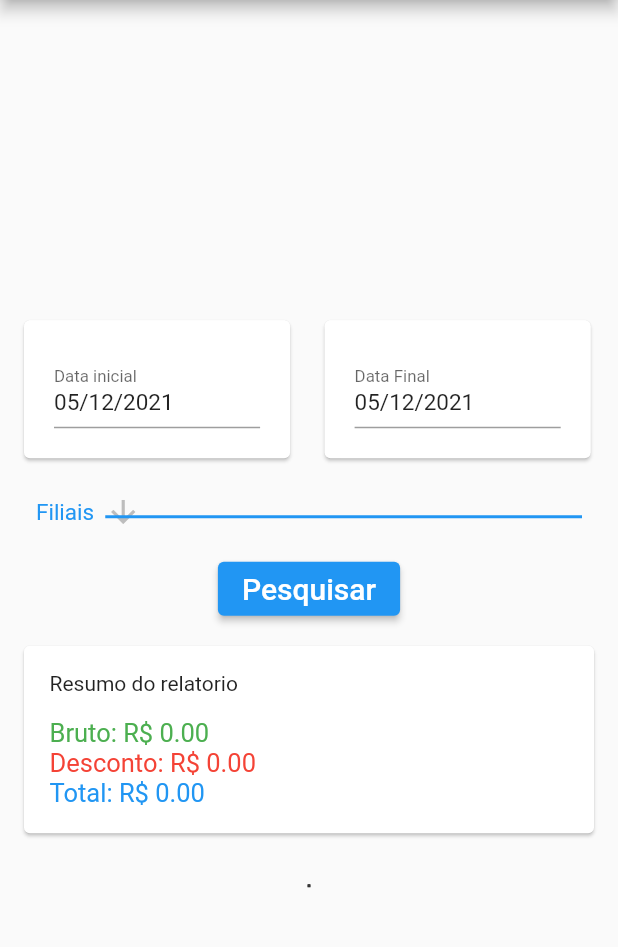
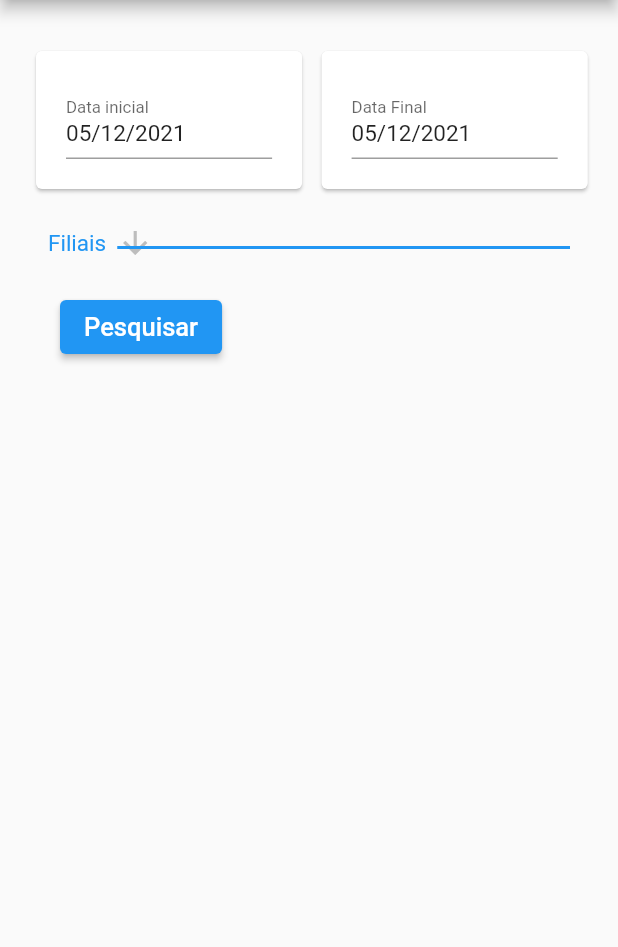
Before and after one commit to franmarchi/pico-flutter, a Flutter app: the Home screen opened directly with empty values, on a phone screen of 412 x 824 dp, the part 84-1031 px from its top. Run offline on Flutter 3.47's test engine with Material 2 defaults, Android fonts, the phone set to English and light mode, and no system bars; our stand-ins replace device_preview, mask_text_input_formatter; network calls fail.

Commit message:
deixando responsivo

```diff
--- a/lib/main.dart
+++ b/lib/main.dart
@@ -7,5 +7,6 @@ import 'package:pico/telas/telasLogin/telaVerificarEmail.dart';
 void main() {
   runApp(MaterialApp(
     home: TelaVerificarEmail(),
+    debugShowCheckedModeBanner: false,
   ));
 }
--- a/lib/telas/telaDashboard/home.dart
+++ b/lib/telas/telaDashboard/home.dart
@@ -82,6 +82,8 @@ class _HomeState extends State<Home> {
             child: Expanded(
                 flex: 1,
                 child: Row(
+                  crossAxisAlignment: CrossAxisAlignment.start,
+                  mainAxisAlignment: MainAxisAlignment.start,
                   children: [
                     Container(
                       color: Colors.blue,
@@ -118,7 +120,7 @@ class _HomeState extends State<Home> {
                             )
                           : null,
                     ),
-                    Expanded(flex: 10, child: _tela[_telaAtual]),
+                    Expanded(child: _tela[_telaAtual]),
                   ],
                 )),
           ));
--- a/lib/telas/telaDashboard/telaRelatorio.dart
+++ b/lib/telas/telaDashboard/telaRelatorio.dart
@@ -84,6 +84,33 @@ class _TelaRelatorioState extends State<TelaRelatorio> {
     String _data = ano + "-" + mes + "-" + dia;
 
     return _data;
+  }
+
+  criarDataTable() {
+    List<DataRow> list = [];
+
+    for (var item in _relatorio) {
+      list.add(DataRow(cells: [
+        DataCell(Text(item.descricao)),
+        DataCell(Text(item.bruto.toStringAsFixed(2))),
+        DataCell(Text(item.desconto.toStringAsFixed(2))),
+        DataCell(Text(item.total.toStringAsFixed(2))),
+      ]));
+    }
+
+    list.add(DataRow(cells: [
+      DataCell(Text("Total")),
+      DataCell(Text(_bruto.toStringAsFixed(2))),
+      DataCell(Text(_desconto.toStringAsFixed(2))),
+      DataCell(Text(_total.toStringAsFixed(2))),
+    ]));
+    return Scrollbar(
+        child: DataTable(columns: [
+      DataColumn(label: Text("Descri.")),
+      DataColumn(label: Text("Bruto")),
+      DataColumn(label: Text("Desc.")),
+      DataColumn(label: Text("Total")),
+    ], rows: list));
   }
 
   criarTabela(largura) {
@@ -213,18 +240,20 @@ class _TelaRelatorioState extends State<TelaRelatorio> {
       var largura = constraint.maxWidth;
       return Container(
           child: Padding(
-              padding: EdgeInsets.all(12),
+              padding: EdgeInsets.all(20),
               child: SingleChildScrollView(
                 child: Column(
+                  mainAxisAlignment: MainAxisAlignment.start,
+                  crossAxisAlignment: CrossAxisAlignment.start,
                   children: [
                     Padding(
-                      padding: EdgeInsets.only(top: 32),
+                      padding: EdgeInsets.only(top: 10),
                       child: Row(
                         crossAxisAlignment: CrossAxisAlignment.center,
                         //mainAxisAlignment: MainAxisAlignment.center,
                         children: [
                           Container(
-                            width: largura > 800 ? 350 : largura * 0.45,
+                            width: largura > 700 ? 320 : largura * 0.45,
                             height: 100,
                             child: Card(
                                 child: Padding(
@@ -241,10 +270,10 @@ class _TelaRelatorioState extends State<TelaRelatorio> {
                             )),
                           ),
                           SizedBox(
-                            width: 15,
+                            width: largura > 700 ? 15 : 5,
                           ),
                           Container(
-                            width: largura > 800 ? 350 : largura * 0.45,
+                            width: largura > 700 ? 320 : largura * 0.45,
                             height: 100,
                             child: Card(
                                 child: Padding(
@@ -267,7 +296,10 @@ class _TelaRelatorioState extends State<TelaRelatorio> {
                       height: 10,
                     ),
                     Padding(
-                      padding: EdgeInsets.only(top: 10, left: 12, right: 12),
+                      padding: EdgeInsets.only(
+                          top: 10,
+                          left: 12,
+                          right: largura > 700 ? largura - 715 - 12 : 12),
                       child: Row(
                         children: [
                           Text(
@@ -303,18 +335,21 @@ class _TelaRelatorioState extends State<TelaRelatorio> {
                       ),
                     ),
                     SizedBox(
-                      height: 15,
+                      height: 20,
                     ),
-                    ElevatedButton(
-                        child: Text(
-                          "Pesquisar",
-                          style: TextStyle(fontSize: 20),
-                        ),
-                        onPressed: _exibirRelatorio),
+                    Padding(
+                      padding: EdgeInsets.only(left: 20),
+                      child: ElevatedButton(
+                          child: Text(
+                            "Pesquisar",
+                            style: TextStyle(fontSize: 17),
+                          ),
+                          onPressed: _exibirRelatorio),
+                    ),
                     SizedBox(
                       height: 10,
                     ),
-                    Card(
+                    /*Card(
                       child: Padding(
                           padding: EdgeInsets.all(17),
                           child: Row(
@@ -346,12 +381,15 @@ class _TelaRelatorioState extends State<TelaRelatorio> {
                               ),
                             ],
                           )),
+                    ),*/
+                    SizedBox(
+                      height: 20,
                     ),
-                    SizedBox(
-                      height: 15,
-                    ),
-                    Text("$_mensagem"),
-                    criarTabela(largura)
+
+                    //criarTabela(largura)
+                    _relatorio.length > 0
+                        ? criarDataTable()
+                        : Text("$_mensagem"),
                   ],
                 ),
               )));
```
Also changed, not shown: lib/telas/telasLogin/telaLogin.dart (+23 -6 lines), lib/telas/telasLogin/telaVerificarEmail.dart (+21 -5 lines).
